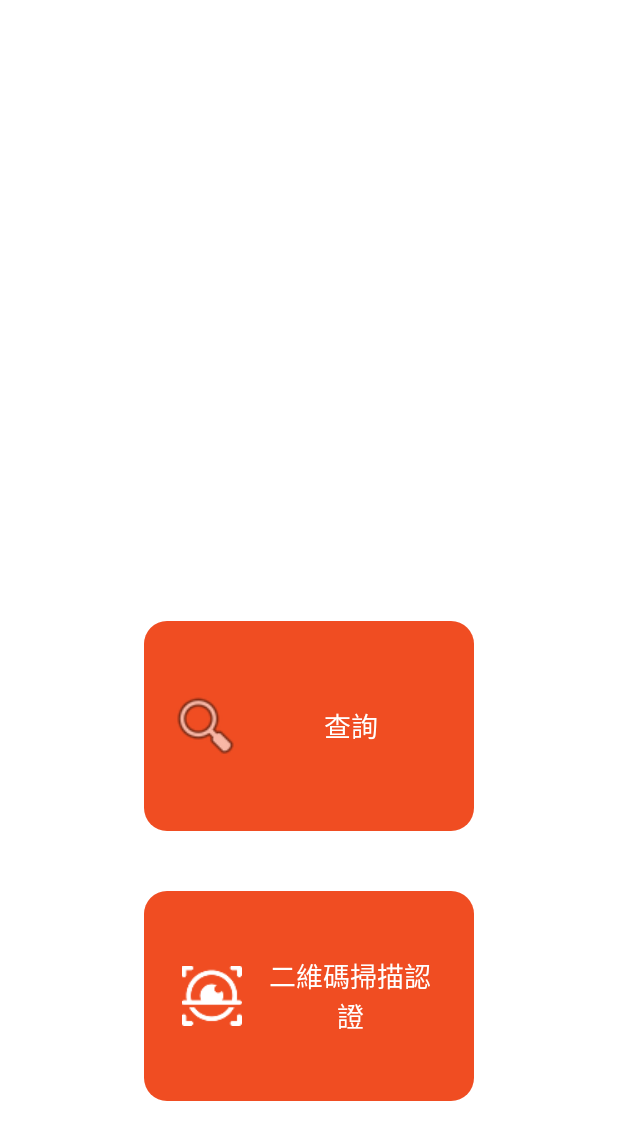
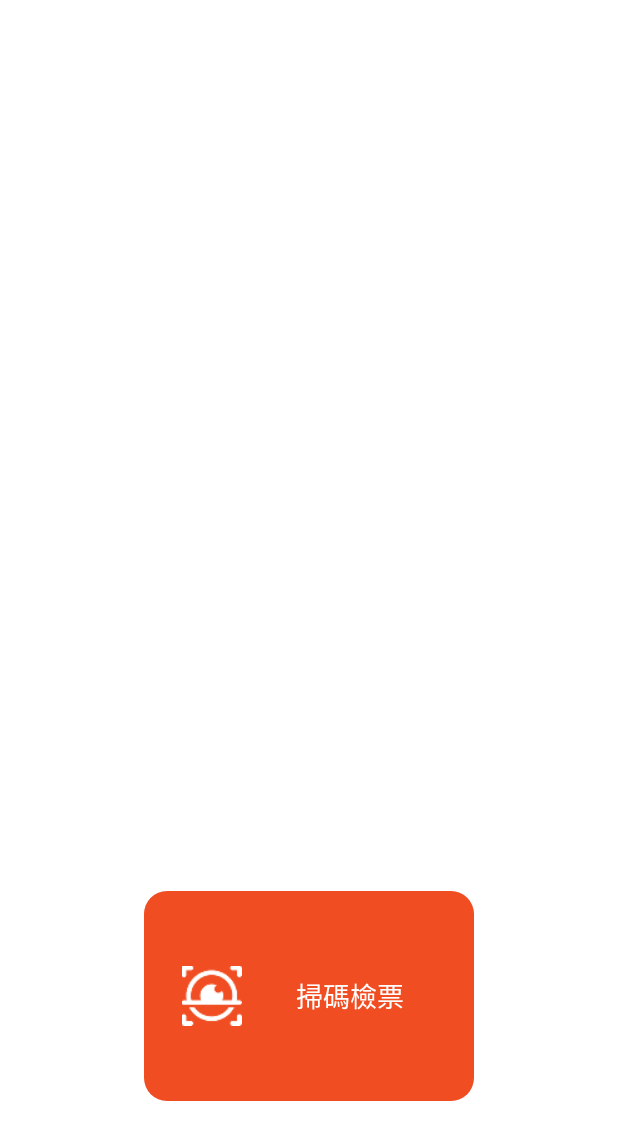
Before and after one commit to Rainbow-W/AA, an Android app: the layout fragment_check.xml on its own in the app's theme, with its tools: preview values and no code run, on a phone screen of 412 x 824 dp. Shown: the top 1140 px of the screen. Run offline under Robolectric (Android 15) with nearby library versions, the phone set to English and light mode, and no system bars.

Commit message:
2022.09.09 修改检票字样

```diff
--- a/browser/src/main/res/layout/fragment_check.xml
+++ b/browser/src/main/res/layout/fragment_check.xml
@@ -105,7 +105,8 @@
             android:layout_above="@id/rl_scan_check"
             android:layout_centerHorizontal="true"
             android:layout_marginTop="40dp"
-            android:background="@drawable/shape_scan">
+            android:background="@drawable/shape_scan"
+            android:visibility="gone">
 
             <ImageView
                 android:id="@+id/rl_iv_scan_search"
--- a/browser/src/main/res/values/strings.xml
+++ b/browser/src/main/res/values/strings.xml
@@ -16,7 +16,7 @@
     <string name="home_set">設置</string>
     <string name="home_quit">再按一次退出程序</string>
 
-    <string name="check_scan">二維碼掃描認證</string>
+    <string name="check_scan">掃碼檢票</string>
     <string name="check_search">查詢</string>
     <string name="check_login">請先登錄賬號</string>
     <string name="check_net">請鏈接網絡</string>
```
Also changed, not shown: 2 other files.
